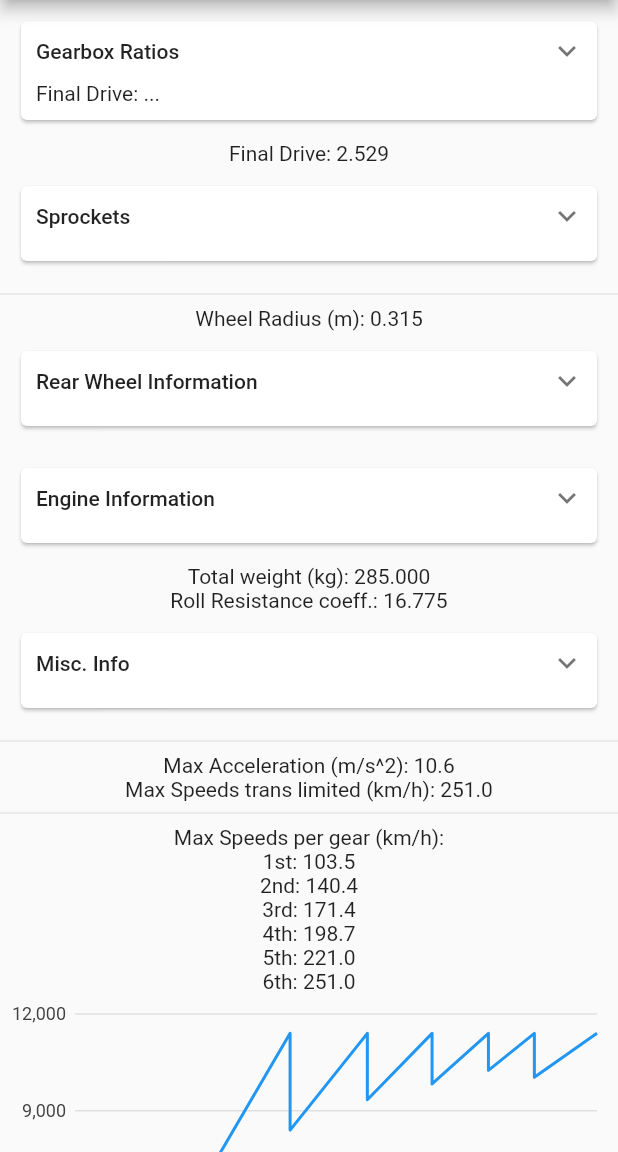
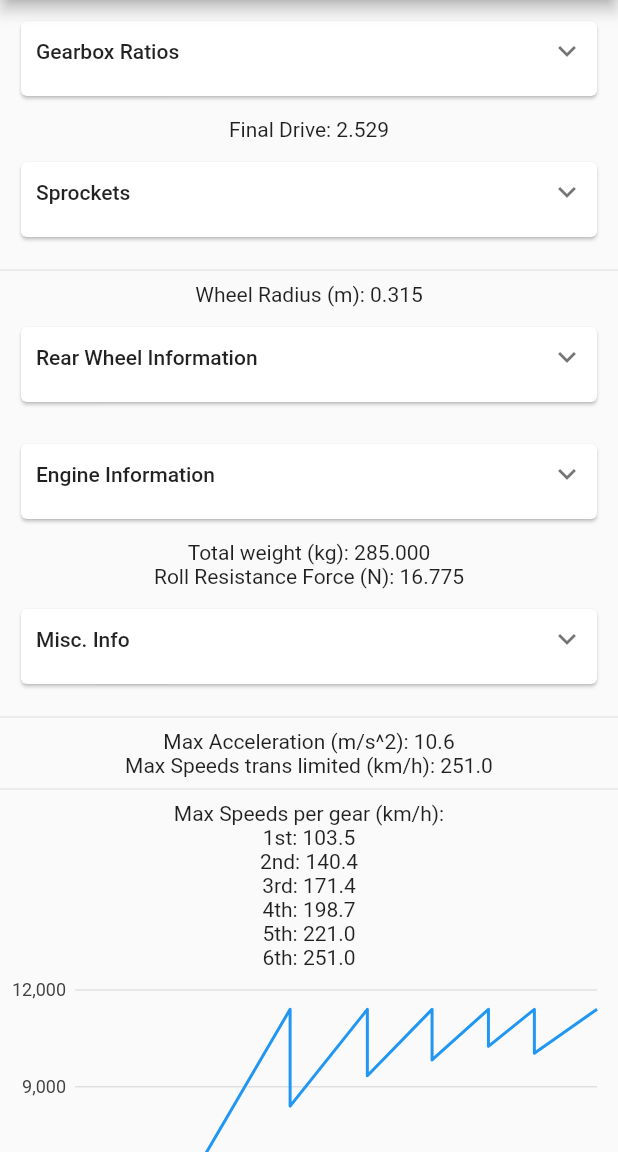
Before and after one commit to vvolkgang/gearhead, a Flutter app: the screen it shows after launch, on a phone screen of 412 x 824 dp, the part 84-1236 px from its top. Run offline on Flutter 3.47's test engine with Material 2 defaults, Android fonts, the phone set to English and light mode, and no system bars; drawn by our look-alikes of expandable; our stand-ins replace charts_flutter.

Commit message:
text fixes

```diff
--- a/lib/main.dart
+++ b/lib/main.dart
@@ -23,16 +23,6 @@ class MyApp extends StatelessWidget {
 
 class MyHomePage extends StatefulWidget {
   const MyHomePage({Key key, this.title}) : super(key: key);
-
-  // This widget is the home page of your application. It is stateful, meaning
-  // that it has a State object (defined below) that contains fields that affect
-  // how it looks.
-
-  // This class is the configuration for the state. It holds the values (in this
-  // case the title) provided by the parent (in this case the App widget) and
-  // used by the build method of the State. Fields in a Widget subclass are
-  // always marked "final".
-
   final String title;
 
   @override
@@ -45,8 +35,6 @@ class _MyHomePageState extends State<MyHomePage> {
     final bikeModel = Provider.of<BikeModel>(context, listen: true);
     return Scaffold(
       appBar: AppBar(
-        // Here we take the value from the MyHomePage object that was created by
-        // the App.build method, and use it to set our appbar title.
         title: Text(widget.title),
       ),
       body: SingleChildScrollView(
@@ -85,7 +73,7 @@ class _MyHomePageState extends State<MyHomePage> {
                 'Total weight (kg): ${bikeModel.totalWeight.toStringAsFixed(3)}',
               ),
               Text(
-                'Roll Resistance coeff.: ${bikeModel.rollResistanceForce.toStringAsFixed(3)}',
+                'Roll Resistance Force (N): ${bikeModel.rollResistanceForce.toStringAsFixed(3)}',
               ),
               OtherInfoCard(),
               const Divider(),
@@ -146,12 +134,6 @@ class GearboxRatiosCard extends StatelessWidget {
                       'Gearbox Ratios',
                       style: Theme.of(context).textTheme.bodyText1,
                     )),
-                collapsed: const Text(
-                  'Final Drive: ...',
-                  softWrap: true,
-                  maxLines: 2,
-                  overflow: TextOverflow.ellipsis,
-                ),
                 expanded: Consumer<BikeModel>(
                   builder: (context, bikeModel, child) => Column(
                     crossAxisAlignment: CrossAxisAlignment.start,
```
